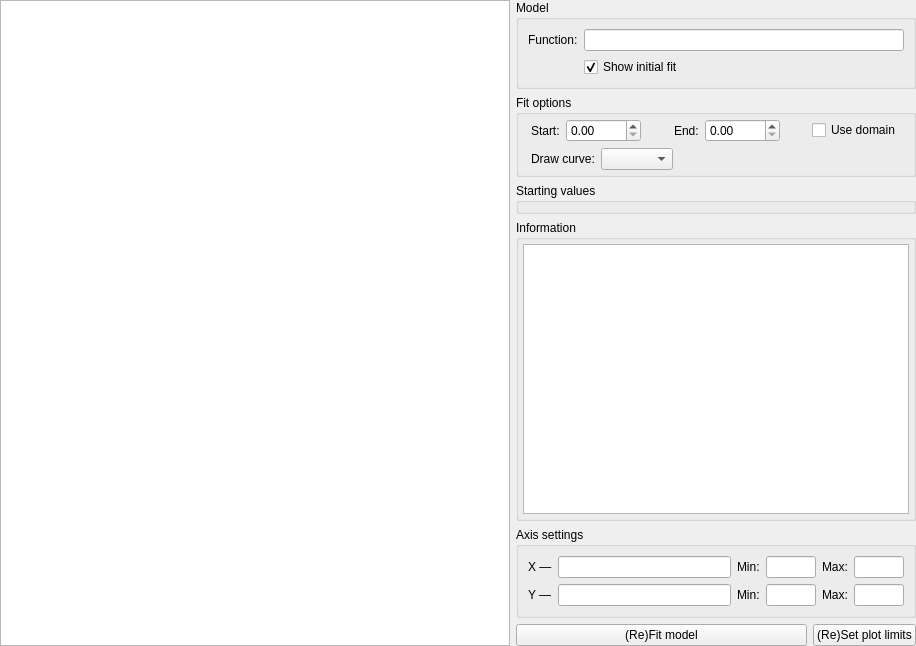
First picture: the form in src/tailor/resources/plot_tab.ui, repository davidfokkema/tailor, before the edit.
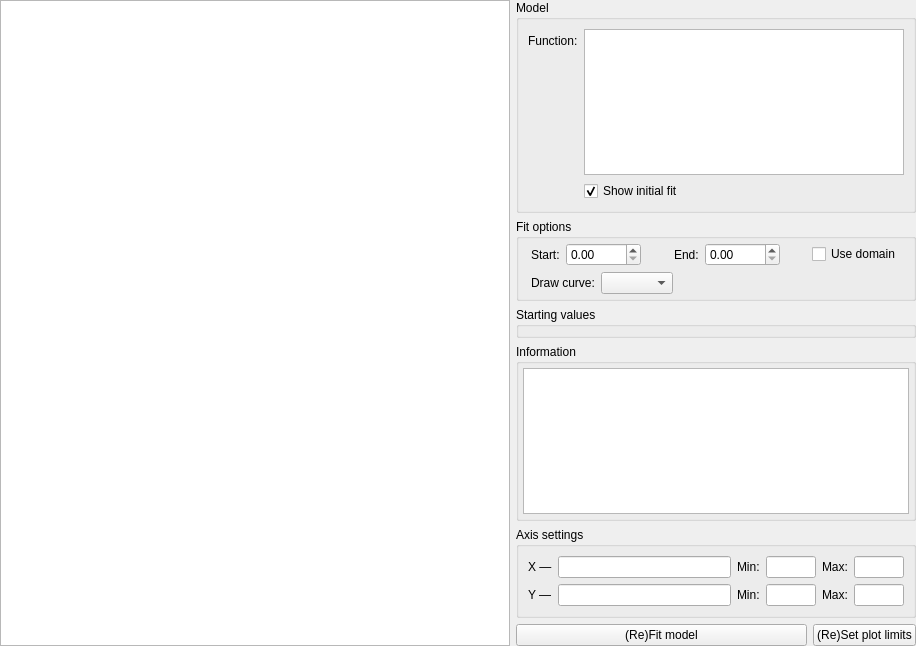
Second picture: the form after the edit. Custom widgets are drawn as their Qt base class.

Commit message: Changed model function lineedit to plaintextedit

What changed in the file:
```diff
--- a/src/tailor/resources/plot_tab.ui
+++ b/src/tailor/resources/plot_tab.ui
@@ -65,9 +65,6 @@
           </property>
          </widget>
         </item>
-        <item row="0" column="1">
-         <widget class="QLineEdit" name="model_func"/>
-        </item>
         <item row="1" column="0">
          <spacer name="horizontalSpacer">
           <property name="orientation">
@@ -91,6 +88,13 @@
           </property>
          </widget>
         </item>
+        <item row="0" column="1">
+         <widget class="QPlainTextEdit" name="model_func">
+          <property name="lineWrapMode">
+           <enum>QPlainTextEdit::WidgetWidth</enum>
+          </property>
+         </widget>
+        </item>
        </layout>
       </widget>
      </item>
@@ -241,9 +245,7 @@
         <item>
          <widget class="QPlainTextEdit" name="result_box">
           <property name="font">
-           <font>
-            <family>Courier New</family>
-           </font>
+           <font/>
           </property>
           <property name="lineWrapMode">
            <enum>QPlainTextEdit::NoWrap</enum>
```
Left out of the diff: 1 changed line with no effect on the pictures. The commit also changes 1 other file.
